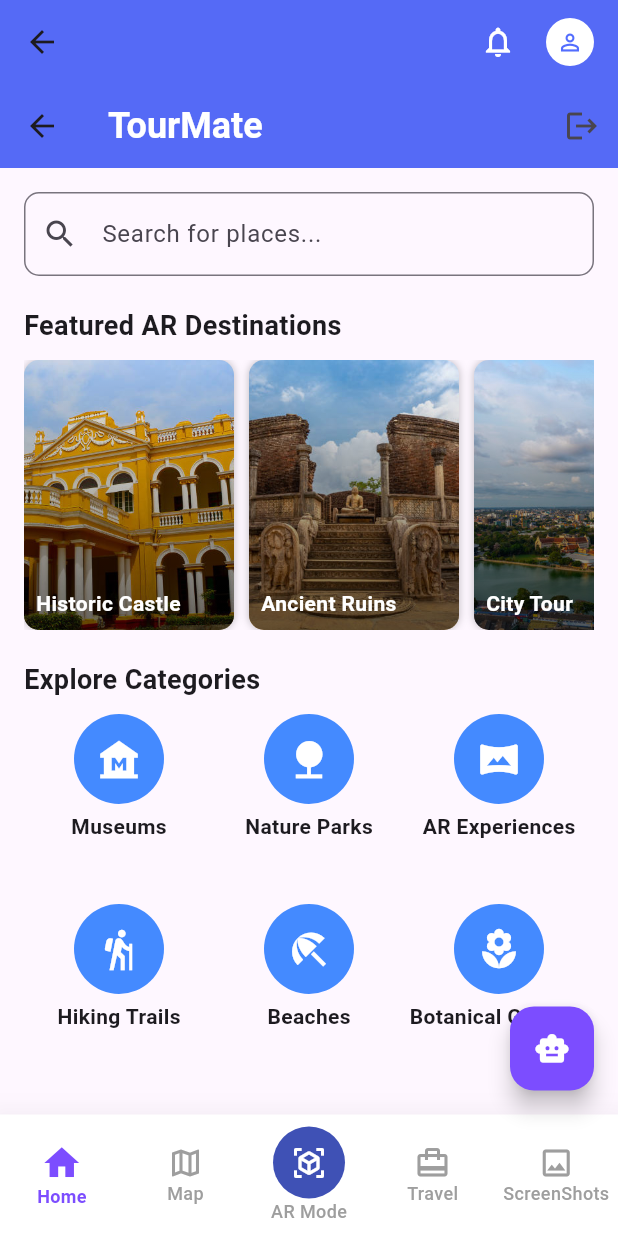
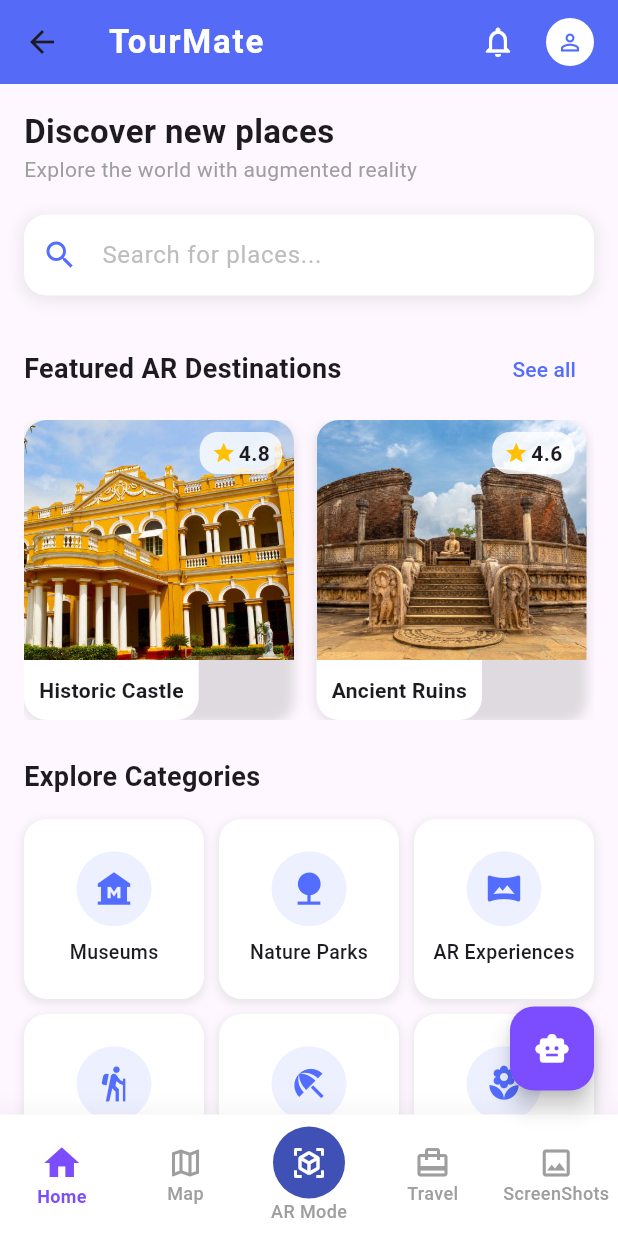
Before and after one commit to yohanmanohara/tourmate, a Flutter app: the MainLayout screen opened by its route, on a phone screen of 412 x 824 dp. Run offline on Flutter 3.47's test engine with Material 3 defaults, Android fonts, the phone set to English and light mode, and no system bars; our stand-ins replace cloud_firestore, dots_indicator, firebase_auth, firebase_core, firebase_storage, flutter_dotenv and 8 more; accounts and stored records are empty.

Commit message:
refine user dashboard UI

```diff
--- a/lib/screen/home_page.dart
+++ b/lib/screen/home_page.dart
@@ -7,26 +7,6 @@ class HomePage extends StatelessWidget {
   @override
   Widget build(BuildContext context) {
     return Scaffold(
-      appBar: AppBar(
-        title: const Text(
-          'TourMate',
-          style: TextStyle(
-            color: Colors.white, // Ensure text is visible
-            fontWeight: FontWeight.bold, // Makes the text bold
-            fontSize: 24.0, // Makes the text larger
-          ),
-        ),
-        backgroundColor: Colors.indigoAccent,
-        elevation: 4,
-        actions: [
-          IconButton(
-            icon: const Icon(Icons.logout),
-            onPressed: () async {
-              await AuthService().signOut(context);
-            },
-          ),
-        ],
-      ),
       body: SafeArea(
         child: SingleChildScrollView(
           child: Padding(
@@ -34,65 +14,133 @@ class HomePage extends StatelessWidget {
             child: Column(
               crossAxisAlignment: CrossAxisAlignment.start,
               children: [
-                // Search Bar
-                TextField(
-                  decoration: InputDecoration(
-                    prefixIcon: const Icon(Icons.search),
-                    hintText: 'Search for places...',
-                    border: OutlineInputBorder(
-                      borderRadius: BorderRadius.circular(10),
+                // Welcome Message
+                const Text(
+                  'Discover new places',
+                  style: TextStyle(
+                    fontSize: 22,
+                    fontWeight: FontWeight.bold,
                   ),
+                ),
+                const Text(
+                  'Explore the world with augmented reality',
+                  style: TextStyle(
+                    fontSize: 14,
+                    color: Colors.grey,
                   ),
                 ),
                 const SizedBox(height: 20),
 
+                // Search Bar
+                Container(
+                  decoration: BoxDecoration(
+                    color: Colors.white,
+                    borderRadius: BorderRadius.circular(15),
+                    boxShadow: [
+                      BoxShadow(
+                        color: Colors.grey.withOpacity(0.2),
+                        spreadRadius: 2,
+                        blurRadius: 8,
+                        offset: const Offset(0, 2),
+                      ),
+                    ],
+                  ),
+                  child: TextField(
+                    decoration: InputDecoration(
+                      prefixIcon:
+                          const Icon(Icons.search, color: Colors.indigoAccent),
+                      hintText: 'Search for places...',
+                      hintStyle: TextStyle(color: Colors.grey.shade400),
+                      border: InputBorder.none,
+                      contentPadding: const EdgeInsets.symmetric(vertical: 15),
+                    ),
+                  ),
+                ),
+                const SizedBox(height: 25),
+
                 // Featured Destinations
+                Row(
+                  mainAxisAlignment: MainAxisAlignment.spaceBetween,
+                  children: [
                     const Text(
                       'Featured AR Destinations',
-                  style: TextStyle(fontSize: 18, fontWeight: FontWeight.bold),
+                      style:
+                          TextStyle(fontSize: 18, fontWeight: FontWeight.bold),
+                    ),
+                    TextButton(
+                      onPressed: () {
+                        // See all action
+                      },
+                      child: const Text(
+                        'See all',
+                        style: TextStyle(color: Colors.indigoAccent),
+                      ),
+                    ),
+                  ],
                 ),
                 const SizedBox(height: 10),
                 SizedBox(
-                  height: 180,
+                  height: 200,
                   child: ListView(
                     scrollDirection: Axis.horizontal,
                     children: [
-                      destinationCard('Historic Castle', 'assets/castle.jpg'),
-                      destinationCard('Ancient Ruins', 'assets/ruins.jpg'),
-                      destinationCard('City Tour', 'assets/city.jpg'),
-                      destinationCard('Mountain View', 'assets/mountain.jpg'),
-                      destinationCard(
-                          'Cultural Heritage', 'assets/culture.jpg'),
+                      modernDestinationCard(
+                          'Historic Castle', 'assets/castle.jpg', '4.8'),
+                      modernDestinationCard(
+                          'Ancient Ruins', 'assets/ruins.jpg', '4.6'),
+                      modernDestinationCard(
+                          'City Tour', 'assets/city.jpg', '4.7'),
+                      modernDestinationCard(
+                          'Mountain View', 'assets/mountain.jpg', '4.9'),
+                      modernDestinationCard(
+                          'Cultural Heritage', 'assets/culture.jpg', '4.5'),
                     ],
                   ),
                 ),
-                const SizedBox(height: 20),
+                const SizedBox(height: 25),
 
                 // Navigation Buttons
                 const Text(
                   'Explore Categories',
                   style: TextStyle(fontSize: 18, fontWeight: FontWeight.bold),
                 ),
-                const SizedBox(height: 10),
+                const SizedBox(height: 15),
                 GridView.count(
                   shrinkWrap: true,
                   physics: const NeverScrollableScrollPhysics(),
                   crossAxisCount: 3,
+                  crossAxisSpacing: 10,
+                  mainAxisSpacing: 10,
                   children: [
-                    categoryButton(Icons.museum, 'Museums'),
-                    categoryButton(Icons.nature, 'Nature Parks'),
-                    categoryButton(Icons.vrpano, 'AR Experiences'),
-                    categoryButton(Icons.hiking, 'Hiking Trails'),
-                    categoryButton(Icons.beach_access, 'Beaches'),
-                    categoryButton(Icons.local_florist, 'Botanical Gardens'),
+                    modernCategoryButton(Icons.museum, 'Museums'),
+                    modernCategoryButton(Icons.nature, 'Nature Parks'),
+                    modernCategoryButton(Icons.vrpano, 'AR Experiences'),
+                    modernCategoryButton(Icons.hiking, 'Hiking Trails'),
+                    modernCategoryButton(Icons.beach_access, 'Beaches'),
+                    modernCategoryButton(Icons.local_florist, 'Gardens'),
                   ],
                 ),
-                const SizedBox(height: 20),
+                const SizedBox(height: 25),
 
-                // More Content
+                // Popular Destinations
+                Row(
+                  mainAxisAlignment: MainAxisAlignment.spaceBetween,
+                  children: [
                     const Text(
                       'Popular Destinations',
-                  style: TextStyle(fontSize: 18, fontWeight: FontWeight.bold),
+                      style:
+                          TextStyle(fontSize: 18, fontWeight: FontWeight.bold),
+                    ),
+                    TextButton(
+                      onPressed: () {
+                        // See all action
+                      },
+                      child: const Text(
+                        'See all',
+                        style: TextStyle(color: Colors.indigoAccent),
+                      ),
+                    ),
+                  ],
                 ),
                 const SizedBox(height: 10),
                 ListView.builder(
@@ -100,12 +148,40 @@ class HomePage extends StatelessWidget {
                   physics: const NeverScrollableScrollPhysics(),
                   itemCount: 5,
                   itemBuilder: (context, index) {
-                    return ListTile(
-                      leading:
-                          Icon(Icons.location_on, color: Colors.blueAccent),
-                      title: Text('Destination ${index + 1}'),
+                    return Card(
+                      elevation: 2,
+                      margin: const EdgeInsets.only(bottom: 10),
+                      shape: RoundedRectangleBorder(
+                        borderRadius: BorderRadius.circular(12),
+                      ),
+                      child: ListTile(
+                        contentPadding: const EdgeInsets.symmetric(
+                            horizontal: 16, vertical: 8),
+                        leading: Container(
+                          width: 50,
+                          height: 50,
+                          decoration: BoxDecoration(
+                            color: Colors.indigoAccent.withOpacity(0.1),
+                            borderRadius: BorderRadius.circular(10),
+                          ),
+                          child: const Icon(Icons.location_on,
+                              color: Colors.indigoAccent),
+                        ),
+                        title: Text(
+                          'Destination ${index + 1}',
+                          style: const TextStyle(fontWeight: FontWeight.bold),
+                        ),
                         subtitle: const Text('Explore this beautiful place'),
-                      trailing: const Icon(Icons.arrow_forward_ios),
+                        trailing: Container(
+                          padding: const EdgeInsets.all(8),
+                          decoration: BoxDecoration(
+                            color: Colors.indigoAccent.withOpacity(0.1),
+                            borderRadius: BorderRadius.circular(8),
+                          ),
+                          child: const Icon(Icons.arrow_forward,
+                              color: Colors.indigoAccent, size: 20),
+                        ),
+                      ),
                     );
                   },
                 ),
@@ -114,51 +190,105 @@ class HomePage extends StatelessWidget {
           ),
         ),
       ),
+      // Removed bottomNavigationBar - it's now handled by MainLayout
     );
   }
 
-  // Destination Card Widget
-  Widget destinationCard(String title, String imagePath) {
+  // Modern Destination Card Widget
+  Widget modernDestinationCard(String title, String imagePath, String rating) {
     return Container(
-      width: 140,
-      margin: const EdgeInsets.only(right: 10),
+      width: 180,
+      margin: const EdgeInsets.only(right: 15),
       decoration: BoxDecoration(
-        borderRadius: BorderRadius.circular(10),
-        boxShadow: [BoxShadow(color: Colors.black26, blurRadius: 4)],
-        image: DecorationImage(image: AssetImage(imagePath), fit: BoxFit.cover),
+        borderRadius: BorderRadius.circular(15),
+        boxShadow: [
+          BoxShadow(
+              color: Colors.black12, blurRadius: 6, offset: const Offset(0, 2))
+        ],
       ),
+      child: Column(
+        crossAxisAlignment: CrossAxisAlignment.start,
+        children: [
+          Expanded(
             child: Container(
-        padding: const EdgeInsets.all(8),
-        alignment: Alignment.bottomLeft,
               decoration: BoxDecoration(
-          borderRadius: BorderRadius.circular(10),
-          gradient: LinearGradient(
-            colors: [Colors.black.withOpacity(0.6), Colors.transparent],
-            begin: Alignment.bottomCenter,
-            end: Alignment.topCenter,
+                borderRadius:
+                    const BorderRadius.vertical(top: Radius.circular(15)),
+                image: DecorationImage(
+                    image: AssetImage(imagePath), fit: BoxFit.cover),
               ),
+              child: Align(
+                alignment: Alignment.topRight,
+                child: Container(
+                  margin: const EdgeInsets.all(8),
+                  padding:
+                      const EdgeInsets.symmetric(horizontal: 8, vertical: 4),
+                  decoration: BoxDecoration(
+                    color: Colors.white.withOpacity(0.8),
+                    borderRadius: BorderRadius.circular(12),
+                  ),
+                  child: Row(
+                    mainAxisSize: MainAxisSize.min,
+                    children: [
+                      const Icon(Icons.star, color: Colors.amber, size: 16),
+                      const SizedBox(width: 2),
+                      Text(rating,
+                          style: const TextStyle(fontWeight: FontWeight.bold)),
+                    ],
+                  ),
+                ),
+              ),
+            ),
+          ),
+          Container(
+            padding: const EdgeInsets.all(10),
+            decoration: const BoxDecoration(
+              color: Colors.white,
+              borderRadius: BorderRadius.vertical(bottom: Radius.circular(15)),
             ),
             child: Text(
               title,
-          style:
-              const TextStyle(color: Colors.white, fontWeight: FontWeight.bold),
+              style: const TextStyle(fontWeight: FontWeight.bold, fontSize: 14),
             ),
+          ),
+        ],
       ),
     );
   }
 
-  // Category Button Widget
-  Widget categoryButton(IconData icon, String title) {
-    return Column(
+  // Modern Category Button Widget
+  Widget modernCategoryButton(IconData icon, String title) {
+    return Container(
+      decoration: BoxDecoration(
+        color: Colors.white,
+        borderRadius: BorderRadius.circular(15),
+        boxShadow: [
+          BoxShadow(
+            color: Colors.grey.withOpacity(0.2),
+            spreadRadius: 1,
+            blurRadius: 4,
+            offset: const Offset(0, 2),
+          ),
+        ],
+      ),
+      child: Column(
+        mainAxisAlignment: MainAxisAlignment.center,
         children: [
-        CircleAvatar(
-          radius: 30,
-          backgroundColor: Colors.blueAccent,
-          child: Icon(icon, color: Colors.white, size: 30),
+          Container(
+            padding: const EdgeInsets.all(12),
+            decoration: BoxDecoration(
+              color: Colors.indigoAccent.withOpacity(0.1),
+              shape: BoxShape.circle,
             ),
-        const SizedBox(height: 5),
-        Text(title, style: const TextStyle(fontWeight: FontWeight.bold)),
+            child: Icon(icon, color: Colors.indigoAccent, size: 26),
+          ),
+          const SizedBox(height: 8),
+          Text(
+            title,
+            style: const TextStyle(fontWeight: FontWeight.w500, fontSize: 13),
+          ),
         ],
+      ),
     );
   }
 }
--- a/lib/screen/main_layout.dart
+++ b/lib/screen/main_layout.dart
@@ -5,6 +5,7 @@ import 'travel.dart';
 import '../widgets/appbar.dart';
 import 'map.dart';
 import 'screenshot.dart';
+
 class MainLayout extends StatefulWidget {
   const MainLayout({super.key});
 
@@ -25,7 +26,7 @@ class _MainLayoutState extends State<MainLayout> {
   ];
 
   final List<String> _titles = [
-   '',
+    'TourMate', // Changed from empty string to 'TourMate'
     'Map',
     'AR Mode',
     'Profile',
@@ -45,7 +46,6 @@ class _MainLayoutState extends State<MainLayout> {
         currentIndex: _currentIndex,
         titles: _titles,
       ),
-
       body: Stack(
         children: [
           AnimatedSwitcher(
@@ -81,14 +81,17 @@ class _MainLayoutState extends State<MainLayout> {
                         padding: EdgeInsets.all(10),
                         decoration: BoxDecoration(
                           color: Colors.deepPurpleAccent,
-                          borderRadius: BorderRadius.vertical(top: Radius.circular(12)),
+                          borderRadius:
+                              BorderRadius.vertical(top: Radius.circular(12)),
                         ),
                         child: Row(
                           mainAxisAlignment: MainAxisAlignment.spaceBetween,
                           children: [
                             Text(
                               "ChatBot",
-                              style: TextStyle(color: Colors.white, fontWeight: FontWeight.bold),
+                              style: TextStyle(
+                                  color: Colors.white,
+                                  fontWeight: FontWeight.bold),
                             ),
                             IconButton(
                               icon: Icon(Icons.close, color: Colors.white),
@@ -101,7 +104,8 @@ class _MainLayoutState extends State<MainLayout> {
                         child: ListView(
                           padding: EdgeInsets.all(10),
                           children: [
-                            ChatBubble("Hello! How can I help you?", isBot: true),
+                            ChatBubble("Hello! How can I help you?",
+                                isBot: true),
                             ChatBubble("I need some assistance.", isBot: false),
                           ],
                         ),
@@ -119,7 +123,8 @@ class _MainLayoutState extends State<MainLayout> {
                               ),
                             ),
                             IconButton(
-                              icon: Icon(Icons.send, color: Colors.deepPurpleAccent),
+                              icon: Icon(Icons.send,
+                                  color: Colors.deepPurpleAccent),
                               onPressed: () {},
                             ),
                           ],
@@ -132,7 +137,6 @@ class _MainLayoutState extends State<MainLayout> {
             ),
         ],
       ),
-
       bottomNavigationBar: BottomNavigationBar(
         currentIndex: _currentIndex,
         onTap: (index) {
@@ -192,14 +196,13 @@ class _MainLayoutState extends State<MainLayout> {
             label: "Travel",
           ),
           BottomNavigationBarItem(
-           icon: Icon(Icons.image_outlined),  // Outline version of camera icon
-          activeIcon: Icon(Icons.image_outlined),     // Filled version of camera icon
-          label: "ScreenShots",                   // Label for the item
+            icon: Icon(Icons.image_outlined), // Outline version of camera icon
+            activeIcon:
+                Icon(Icons.image_outlined), // Filled version of camera icon
+            label: "ScreenShots", // Label for the item
           )
-
         ],
       ),
-
       floatingActionButton: FloatingActionButton(
         onPressed: _toggleChat, // Toggle chat visibility
         backgroundColor: Colors.deepPurpleAccent,
```
Lines whose indentation alone changed are shown as unchanged.
